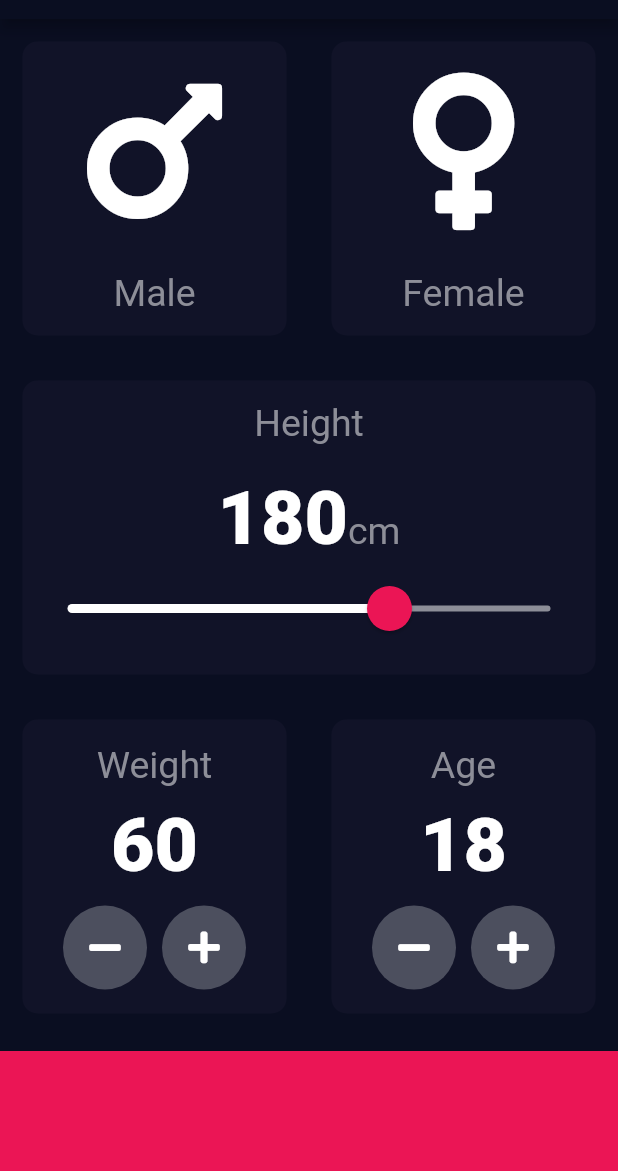
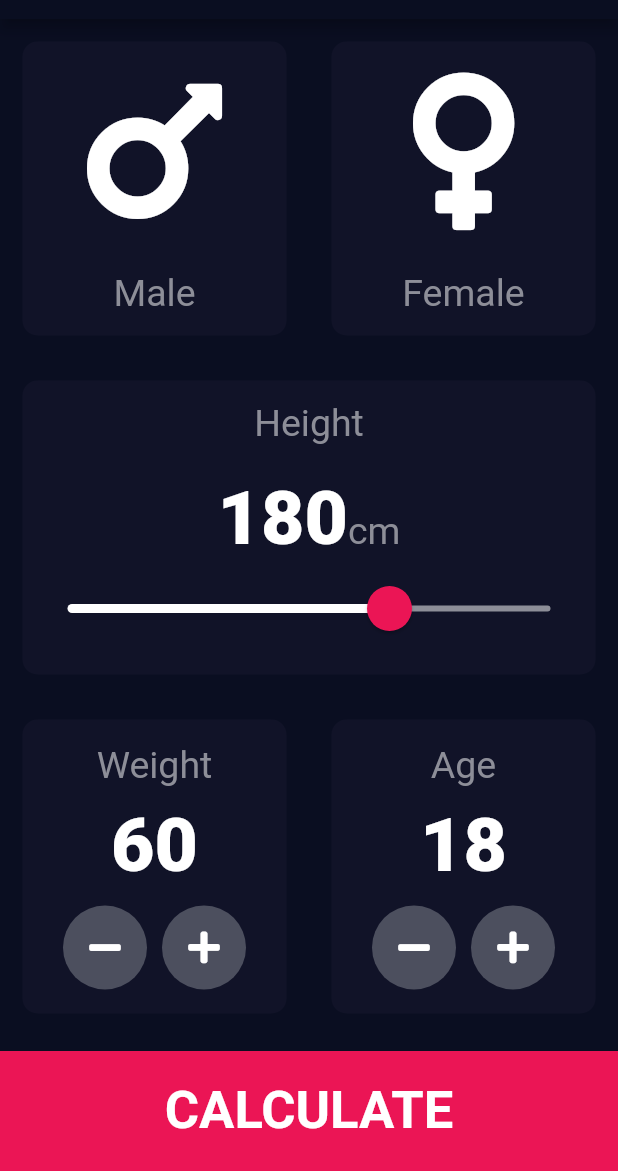
Before and after one commit to laxitramani/BMI-Calculator, a Flutter app: the screen it shows after launch, on a phone screen of 412 x 824 dp, the part 65-1236 px from its top. Run offline on Flutter 3.47's test engine with Material 2 defaults, Android fonts, the phone set to English and light mode, and no system bars; our stand-ins replace font_awesome_flutter.

Commit message:
project Complete Commit

```diff
--- /dev/null
+++ b/lib/Components/BotomButton.dart
@@ -0,0 +1,27 @@
+import 'package:flutter/material.dart';
+import 'package:bmi_calculator/Constants.dart';
+
+class BottomButton extends StatelessWidget {
+  BottomButton({@required this.onpress, @required this.buttontext});
+  final Function onpress;
+  final String buttontext;
+
+  @override
+  Widget build(BuildContext context) {
+    return GestureDetector(
+      onTap: onpress,
+      child: Container(
+        child: Center(
+          child: Text(
+            buttontext,
+            style: klargebuttonstyle,
+          ),
+        ),
+        color: kbottomcontainercolor,
+        margin: EdgeInsets.only(top: 10.0),
+        height: kbottomcontainerheight,
+        width: double.infinity,
+      ),
+    );
+  }
+}
--- a/lib/IconContent.dart
+++ b/lib/Components/IconContent.dart
@@ -1,5 +1,5 @@
 import 'package:flutter/material.dart';
-import 'constants.dart';
+import 'package:bmi_calculator/Constants.dart';
 
 class IconContent extends StatelessWidget {
   IconContent({this.icon, this.label});
--- /dev/null
+++ b/lib/Components/RoundIconButton.dart
@@ -0,0 +1,23 @@
+import 'package:flutter/material.dart';
+
+class RoundIconButton extends StatelessWidget {
+  RoundIconButton({this.icon, this.onPressed});
+
+  final IconData icon;
+  final Function onPressed;
+
+  @override
+  Widget build(BuildContext context) {
+    return RawMaterialButton(
+      onPressed: onPressed,
+      child: Icon(icon),
+      elevation: 0.0,
+      constraints: BoxConstraints.tightFor(
+        width: 56.0,
+        height: 56.0,
+      ),
+      shape: CircleBorder(),
+      fillColor: Color(0xFF4C4F5E),
+    );
+  }
+}
--- /dev/null
+++ b/lib/Constants.dart
@@ -0,0 +1,43 @@
+import 'dart:ui';
+
+import 'package:flutter/material.dart';
+
+const kbottomcontainerheight = 80.0;
+const kactivecardcolor = Color(0xFF1D1E33);
+const kinactivecardcolor = Color(0xFF111328);
+const kbottomcontainercolor = Color(0xFFEB1555);
+
+const klabeltextstyle = TextStyle(
+  fontSize: 25.0,
+  color: Color(0xFF8D8E98),
+);
+
+const knumberstyle = TextStyle(
+  fontSize: 50.0,
+  fontWeight: FontWeight.w900,
+);
+
+const klargebuttonstyle = TextStyle(
+  fontSize: 35.0,
+  fontWeight: FontWeight.bold,
+);
+
+const klargetitletext = TextStyle(
+  fontSize: 50.0,
+  fontWeight: FontWeight.bold,
+);
+
+const kcustomtitletext = TextStyle(
+  color: Colors.green,
+  fontSize: 25.0,
+  fontWeight: FontWeight.bold,
+);
+
+const klargebodytext = TextStyle(
+  fontSize: 100.0,
+  fontWeight: FontWeight.bold,
+);
+
+const kinfotext = TextStyle(
+  fontSize: 22.0,
+);
--- a/lib/input_page.dart
+++ b/lib/Screens/InputPage.dart
@@ -1,8 +1,12 @@
 import 'package:flutter/material.dart';
 import 'package:font_awesome_flutter/font_awesome_flutter.dart';
-import 'IconContent.dart';
-import 'ReusableCard.dart';
-import 'constants.dart';
+import 'package:bmi_calculator/Components/IconContent.dart';
+import 'package:bmi_calculator/Components/ReusableCard.dart';
+import 'package:bmi_calculator/Constants.dart';
+import 'ResultsPage.dart';
+import 'package:bmi_calculator/Components/BotomButton.dart';
+import 'package:bmi_calculator/Components/RoundIconButton.dart';
+import 'package:bmi_calculator/CalculatorBrain.dart';
 
 enum GenderCardColor { male, female }
 
@@ -210,35 +214,23 @@ class _InputPageState extends State<InputPage> {
                 ),
               ],
             )),
-            Container(
-              color: kbottomcontainercolor,
-              margin: EdgeInsets.only(top: 10.0),
-              height: kbottomcontainerheight,
-              width: double.infinity,
+            BottomButton(
+              onpress: () {
+                CalculatorBrain calc =
+                    CalculatorBrain(height: height, weight: weight);
+                Navigator.push(
+                  context,
+                  MaterialPageRoute(
+                      builder: (context) => ResultsPage(
+                            bmiresult: calc.calculateBmi(),
+                            resulttext: calc.getResult(),
+                            interpretation: calc.getInterpretation(),
+                          )),
+                );
+              },
+              buttontext: 'CALCULATE',
             )
           ],
         ));
   }
 }
-
-class RoundIconButton extends StatelessWidget {
-  RoundIconButton({this.icon, this.onPressed});
-
-  final IconData icon;
-  final Function onPressed;
-
-  @override
-  Widget build(BuildContext context) {
-    return RawMaterialButton(
-      onPressed: onPressed,
-      child: Icon(icon),
-      elevation: 0.0,
-      constraints: BoxConstraints.tightFor(
-        width: 56.0,
-        height: 56.0,
-      ),
-      shape: CircleBorder(),
-      fillColor: Color(0xFF4C4F5E),
-    );
-  }
-}
--- a/lib/constants.dart
+++ /dev/null
@@ -1,16 +0,0 @@
-import 'package:flutter/material.dart';
-
-const kbottomcontainerheight = 80.0;
-const kactivecardcolor = Color(0xFF1D1E33);
-const kinactivecardcolor = Color(0xFF111328);
-const kbottomcontainercolor = Color(0xFFEB1555);
-
-const klabeltextstyle = TextStyle(
-  fontSize: 25.0,
-  color: Color(0xFF8D8E98),
-);
-
-const knumberstyle = TextStyle(
-  fontSize: 50.0,
-  fontWeight: FontWeight.w900,
-);
--- a/lib/main.dart
+++ b/lib/main.dart
@@ -1,5 +1,6 @@
+import 'package:bmi_calculator/Screens/ResultsPage.dart';
 import 'package:flutter/material.dart';
-import 'input_page.dart';
+import 'package:bmi_calculator/Screens/InputPage.dart';
 
 void main() => runApp(BMICalculator());
 
```
Also changed, not shown: lib/CalculatorBrain.dart (added, +35 -0 lines), lib/Screens/ResultsPage.dart (added, +69 -0 lines), lib/Components/ReusableCard.dart (renamed from lib/ReusableCard.dart).
